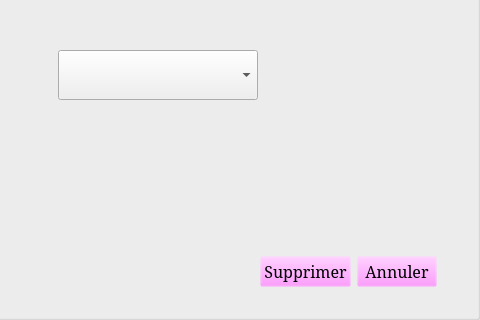
This is StreetCar/StreetCar/DeleteProfile.ui in paboccard/Projet_Prog_Jeu as Qt 5 draws it before an edit; both pictures show x 165 to 645 and y 172 to 492 of the 645 by 492 pixel window. The edited form follows.
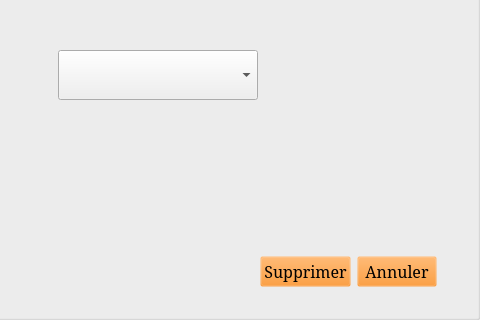
This is the edited form. Icons and pictures are not drawn.

```diff
--- a/StreetCar/StreetCar/DeleteProfile.ui
+++ b/StreetCar/StreetCar/DeleteProfile.ui
@@ -29,7 +29,7 @@
 }
 
 QPushButton {
-	background-color: rgba(255, 128, 255, 0);
+	background-color: rgba(255, 128, 0, 0);
 }
 
 QPushButton::hover{
@@ -41,6 +41,9 @@
       <string/>
      </property>
      <layout class="QVBoxLayout" name="verticalLayout">
+      <property name="sizeConstraint">
+       <enum>QLayout::SetMinimumSize</enum>
+      </property>
       <property name="leftMargin">
        <number>40</number>
       </property>
```
Left out of the diff: 11 changed lines with no effect on the pictures.
